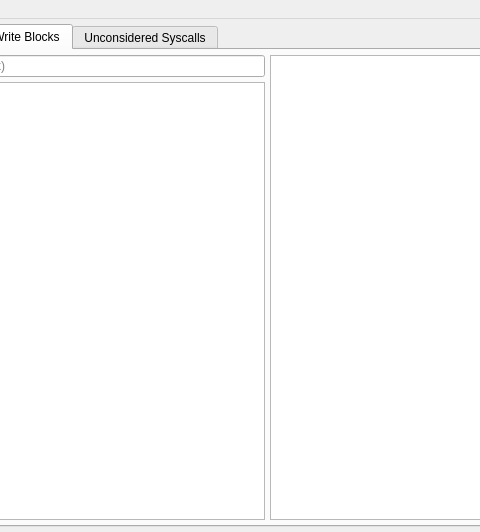
The window that iotracegui/view/main_window.ui (nicolasgross/iotrace-gui) describes before a commit, drawn with Qt 5; both pictures show x 406 to 886 and y 0 to 532 of the 988 by 532 pixel window.
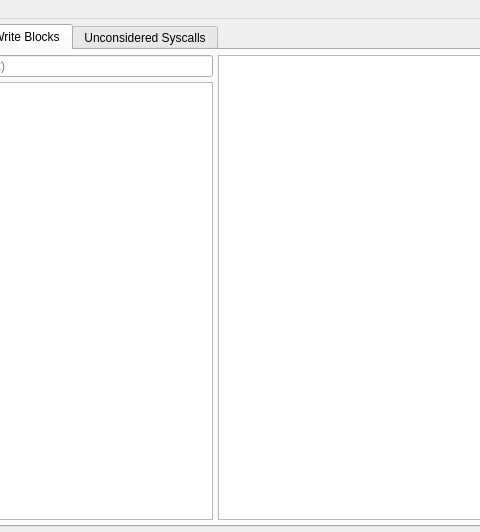
The same window after the commit. The open tabs and pages were chosen to show the change.

Commit message: Finish rw blocks tab

```diff
--- a/iotracegui/view/main_window.ui
+++ b/iotracegui/view/main_window.ui
@@ -128,7 +128,7 @@
          <widget class="QTableView" name="rwTableView">
           <property name="maximumSize">
            <size>
-            <width>300</width>
+            <width>404</width>
             <height>16777215</height>
            </size>
           </property>
```
The commit also changes 6 other files.
